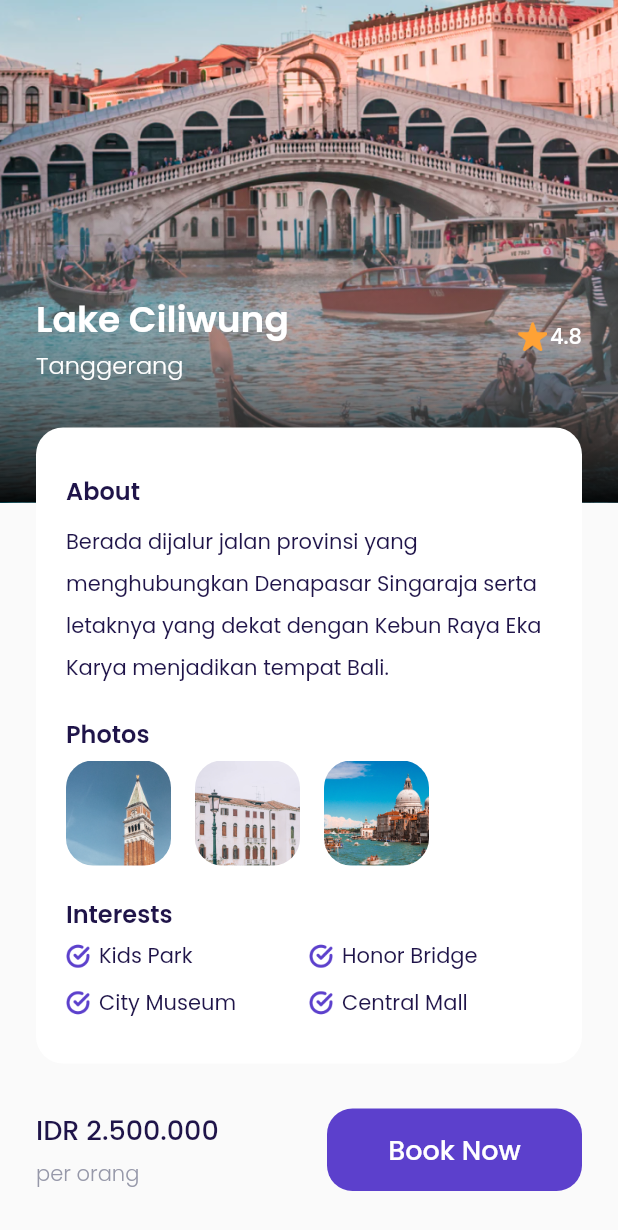
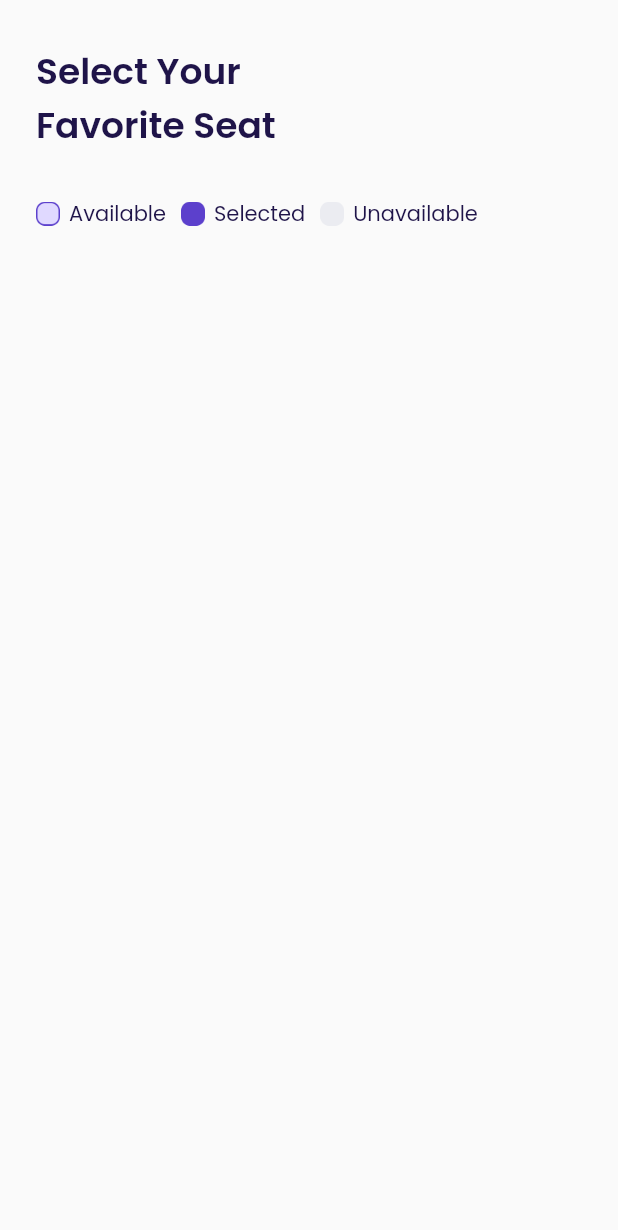
Before and after one commit to mrum13/airplane-flutter, a Flutter app: the DetailPage screen opened directly, scrolled down 115 dp, after a tap on "Book Now", on a phone screen of 412 x 824 dp. Shown: the top 1230 px of the screen. Run offline on Flutter 3.47's test engine with Material 2 defaults, Android fonts, the light colour scheme and no system bars; our stand-ins replace google_fonts.

Commit message:
Choose Seat Page - Title and Status

```diff
--- /dev/null
+++ b/lib/ui/pages/choose_seat_page.dart
@@ -0,0 +1,76 @@
+import 'package:flutter/material.dart';
+import 'package:flutter_airplane/shared/theme.dart';
+
+class ChooseSeatPage extends StatelessWidget {
+  const ChooseSeatPage({Key? key}) : super(key: key);
+
+  @override
+  Widget build(BuildContext context) {
+    Widget title() {
+      return Container(
+        margin: EdgeInsets.only(top: 30),
+        child: Text(
+          'Select Your\nFavorite Seat',
+          style: blackTextStyle.copyWith(fontSize: 24, fontWeight: semiBold),
+        ),
+      );
+    }
+
+    Widget seatStatus() {
+      return Container(
+        margin: EdgeInsets.only(top: 30),
+        child: Row(children: [
+          //AVAILABLE
+          Container(
+            width: 16,
+            height: 16,
+            margin: EdgeInsets.only(right: 6),
+            decoration: BoxDecoration(
+                image: DecorationImage(
+                    image: AssetImage('assets/icon_available.png'))),
+          ),
+          Text(
+            'Available',
+            style: blackTextStyle,
+          ),
+
+          //SELECTED
+          Container(
+            width: 16,
+            height: 16,
+            margin: EdgeInsets.only(left: 10, right: 6),
+            decoration: BoxDecoration(
+                image: DecorationImage(
+                    image: AssetImage('assets/icon_selected.png'))),
+          ),
+          Text(
+            'Selected',
+            style: blackTextStyle,
+          ),
+
+          //UNAVAILABLE
+          Container(
+            width: 16,
+            height: 16,
+            margin: EdgeInsets.only(left: 10, right: 6),
+            decoration: BoxDecoration(
+                image: DecorationImage(
+                    image: AssetImage('assets/icon_unavailable.png'))),
+          ),
+          Text(
+            'Unavailable',
+            style: blackTextStyle,
+          )
+        ]),
+      );
+    }
+
+    return Scaffold(
+      backgroundColor: kBackgroundColor,
+      body: ListView(
+        padding: EdgeInsets.symmetric(horizontal: 24),
+        children: [title(), seatStatus()],
+      ),
+    );
+  }
+}
--- a/lib/ui/pages/detail_page.dart
+++ b/lib/ui/pages/detail_page.dart
@@ -1,5 +1,6 @@
 import 'package:flutter/material.dart';
 import 'package:flutter_airplane/shared/theme.dart';
+import 'package:flutter_airplane/ui/pages/choose_seat_page.dart';
 import 'package:flutter_airplane/ui/widgets/custom_button.dart';
 import 'package:flutter_airplane/ui/widgets/interest_item.dart';
 import 'package:flutter_airplane/ui/widgets/photo_item.dart';
@@ -153,7 +154,9 @@ class DetailPage extends StatelessWidget {
                 ),
 
                 //Note: Interest
-                SizedBox(height: 20,),
+                SizedBox(
+                  height: 20,
+                ),
                 Text(
                   'Interests',
                   style: blackTextStyle.copyWith(
@@ -172,7 +175,9 @@ class DetailPage extends StatelessWidget {
                     )
                   ],
                 ),
-                SizedBox(height: 10,),
+                SizedBox(
+                  height: 10,
+                ),
                 Row(
                   children: [
                     InterestItem(
@@ -198,19 +203,17 @@ class DetailPage extends StatelessWidget {
                   child: Column(
                     crossAxisAlignment: CrossAxisAlignment.start,
                     children: [
-                      Text('IDR 2.500.000',
+                      Text(
+                        'IDR 2.500.000',
                         style: blackTextStyle.copyWith(
-                          fontSize: 18,
-                          fontWeight: medium
-                        ),
+                            fontSize: 18, fontWeight: medium),
                       ),
                       SizedBox(
                         height: 5,
                       ),
-                      Text('per orang',
-                        style: greyTextStyle.copyWith(
-                          fontWeight: light
-                        ),
+                      Text(
+                        'per orang',
+                        style: greyTextStyle.copyWith(fontWeight: light),
                       ),
                     ],
                   ),
@@ -219,7 +222,13 @@ class DetailPage extends StatelessWidget {
                 //NOTE: BOOK BUTTON
                 CustomButton(
                   title: 'Book Now',
-                  onPressed: () {},
+                  onPressed: () {
+                    Navigator.push(
+                        context,
+                        MaterialPageRoute(
+                          builder: (context) => ChooseSeatPage(),
+                        ));
+                  },
                   width: 170,
                 )
               ],
@@ -232,10 +241,9 @@ class DetailPage extends StatelessWidget {
     return Scaffold(
       backgroundColor: kBackgroundColor,
       body: SingleChildScrollView(
-        child:
-          Stack(
-            children: [backgroundImage(), customShadow(), content()],
-          ),
+        child: Stack(
+          children: [backgroundImage(), customShadow(), content()],
+        ),
       ),
     );
   }
```
Also changed, not shown: pubspec.lock.
